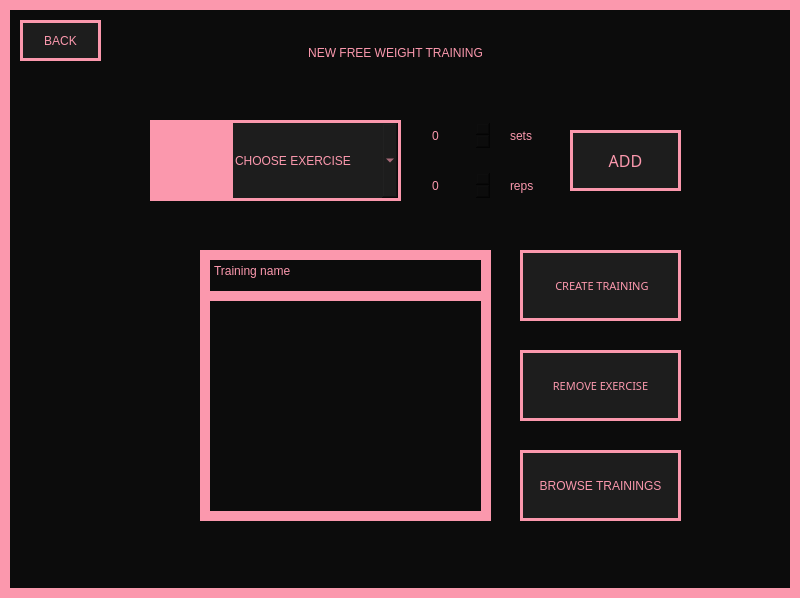
The window that View/NewFreeWeightTraining.ui (Hanna-J-K/fitnessapp) describes before a commit, drawn with Qt 5.
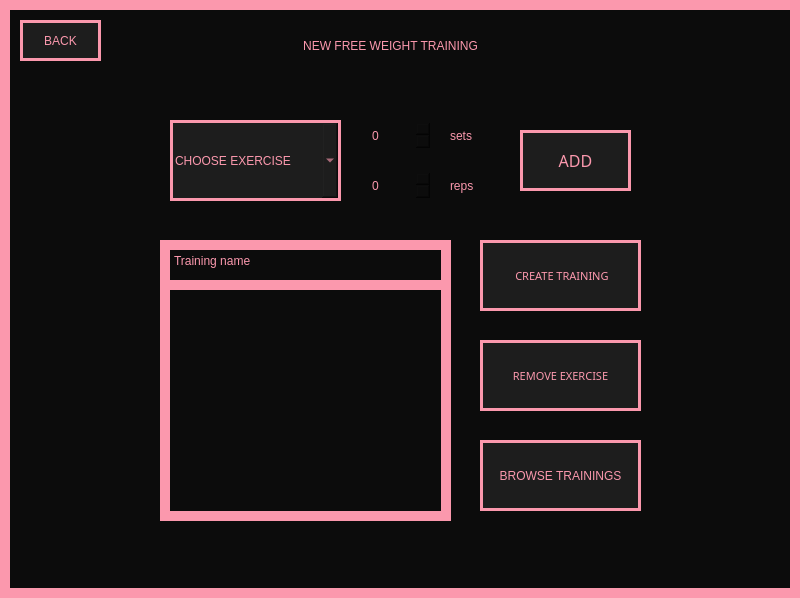
The same window after the commit. Icons and pictures are not drawn.

Patch:
```diff
--- a/View/NewFreeWeightTraining.ui
+++ b/View/NewFreeWeightTraining.ui
@@ -21,10 +21,10 @@
    <widget class="QPushButton" name="choose_type_btn">
     <property name="geometry">
      <rect>
-      <x>100</x>
+      <x>160</x>
       <y>30</y>
-      <width>591</width>
-      <height>45</height>
+      <width>461</width>
+      <height>31</height>
      </rect>
     </property>
     <property name="cursor">
@@ -38,50 +38,10 @@
      <string>NEW FREE WEIGHT TRAINING</string>
     </property>
    </widget>
-   <widget class="QListWidget" name="training_list">
-    <property name="geometry">
-     <rect>
-      <x>200</x>
-      <y>280</y>
-      <width>291</width>
-      <height>241</height>
-     </rect>
-    </property>
-   </widget>
-   <widget class="QPushButton" name="bw_btn">
-    <property name="geometry">
-     <rect>
-      <x>150</x>
-      <y>120</y>
-      <width>81</width>
-      <height>81</height>
-     </rect>
-    </property>
-    <property name="cursor">
-     <cursorShape>PointingHandCursor</cursorShape>
-    </property>
-    <property name="styleSheet">
-     <string notr="true">border: none;
-background-color: #FB98AD;</string>
-    </property>
-    <property name="text">
-     <string/>
-    </property>
-    <property name="icon">
-     <iconset>
-      <normaloff>View/resources/023-muscle.svg</normaloff>View/resources/023-muscle.svg</iconset>
-    </property>
-    <property name="iconSize">
-     <size>
-      <width>60</width>
-      <height>60</height>
-     </size>
-    </property>
-   </widget>
    <widget class="QComboBox" name="exercise_combo">
     <property name="geometry">
      <rect>
-      <x>230</x>
+      <x>170</x>
       <y>120</y>
       <width>171</width>
       <height>81</height>
@@ -118,7 +78,7 @@
    <widget class="QPushButton" name="add_btn">
     <property name="geometry">
      <rect>
-      <x>570</x>
+      <x>520</x>
       <y>130</y>
       <width>111</width>
       <height>61</height>
@@ -147,7 +107,7 @@
    <widget class="QSpinBox" name="set_spin">
     <property name="geometry">
      <rect>
-      <x>430</x>
+      <x>370</x>
       <y>120</y>
       <width>61</width>
       <height>31</height>
@@ -162,7 +122,7 @@
    <widget class="QSpinBox" name="rep_spin">
     <property name="geometry">
      <rect>
-      <x>430</x>
+      <x>370</x>
       <y>170</y>
       <width>61</width>
       <height>31</height>
@@ -177,7 +137,7 @@
    <widget class="QPushButton" name="sets_btn">
     <property name="geometry">
      <rect>
-      <x>510</x>
+      <x>450</x>
       <y>120</y>
       <width>41</width>
       <height>31</height>
@@ -199,7 +159,7 @@
    <widget class="QPushButton" name="reps_btn">
     <property name="geometry">
      <rect>
-      <x>510</x>
+      <x>450</x>
       <y>170</y>
       <width>41</width>
       <height>31</height>
@@ -218,24 +178,15 @@
      <string>reps</string>
     </property>
    </widget>
-   <widget class="QPushButton" name="create_training_btn">
+   <widget class="QPushButton" name="back_btn">
     <property name="geometry">
      <rect>
-      <x>520</x>
-      <y>250</y>
-      <width>161</width>
-      <height>71</height>
+      <x>20</x>
+      <y>20</y>
+      <width>81</width>
+      <height>41</height>
      </rect>
     </property>
-    <property name="font">
-     <font>
-      <family>PRIMETIME</family>
-      <pointsize>8</pointsize>
-      <weight>50</weight>
-      <italic>false</italic>
-      <bold>false</bold>
-     </font>
-    </property>
     <property name="cursor">
      <cursorShape>PointingHandCursor</cursorShape>
     </property>
@@ -244,14 +195,14 @@
 font: 8pt &quot;PRIMETIME&quot;;</string>
     </property>
     <property name="text">
-     <string> CREATE TRAINING</string>
+     <string>BACK</string>
     </property>
    </widget>
    <widget class="QPushButton" name="remove_training_btn">
     <property name="geometry">
      <rect>
-      <x>520</x>
-      <y>350</y>
+      <x>480</x>
+      <y>340</y>
       <width>161</width>
       <height>71</height>
      </rect>
@@ -279,46 +230,34 @@
    <widget class="QPlainTextEdit" name="training_name">
     <property name="geometry">
      <rect>
-      <x>200</x>
-      <y>250</y>
+      <x>160</x>
+      <y>240</y>
       <width>291</width>
       <height>51</height>
      </rect>
     </property>
     <property name="styleSheet">
-     <string notr="true">border: 10px solid #FB98AD;
-font: 12pt &quot;MS Shell Dlg 2&quot;;
-</string>
+     <string notr="true">font: 12pt &quot;PRIMETIME&quot;;</string>
     </property>
     <property name="plainText">
      <string>Training name</string>
     </property>
    </widget>
-   <widget class="QPushButton" name="back_btn">
+   <widget class="QListWidget" name="training_list">
     <property name="geometry">
      <rect>
-      <x>20</x>
-      <y>20</y>
-      <width>81</width>
-      <height>41</height>
+      <x>160</x>
+      <y>280</y>
+      <width>291</width>
+      <height>241</height>
      </rect>
     </property>
-    <property name="cursor">
-     <cursorShape>PointingHandCursor</cursorShape>
-    </property>
-    <property name="styleSheet">
-     <string notr="true">background-color: #1D1D1D;border: 3px solid #FB98AD;
-font: 8pt &quot;PRIMETIME&quot;;</string>
-    </property>
-    <property name="text">
-     <string>BACK</string>
-    </property>
    </widget>
    <widget class="QPushButton" name="browse_btn">
     <property name="geometry">
      <rect>
-      <x>520</x>
-      <y>450</y>
+      <x>480</x>
+      <y>440</y>
       <width>161</width>
       <height>71</height>
      </rect>
@@ -334,6 +273,35 @@
      <string>BROWSE TRAININGS</string>
     </property>
    </widget>
+   <widget class="QPushButton" name="create_training_btn">
+    <property name="geometry">
+     <rect>
+      <x>480</x>
+      <y>240</y>
+      <width>161</width>
+      <height>71</height>
+     </rect>
+    </property>
+    <property name="font">
+     <font>
+      <family>PRIMETIME</family>
+      <pointsize>8</pointsize>
+      <weight>50</weight>
+      <italic>false</italic>
+      <bold>false</bold>
+     </font>
+    </property>
+    <property name="cursor">
+     <cursorShape>PointingHandCursor</cursorShape>
+    </property>
+    <property name="styleSheet">
+     <string notr="true">background-color: #1D1D1D;border: 3px solid #FB98AD;
+font: 8pt &quot;PRIMETIME&quot;;</string>
+    </property>
+    <property name="text">
+     <string> CREATE TRAINING</string>
+    </property>
+   </widget>
   </widget>
  </widget>
  <resources/>
```
